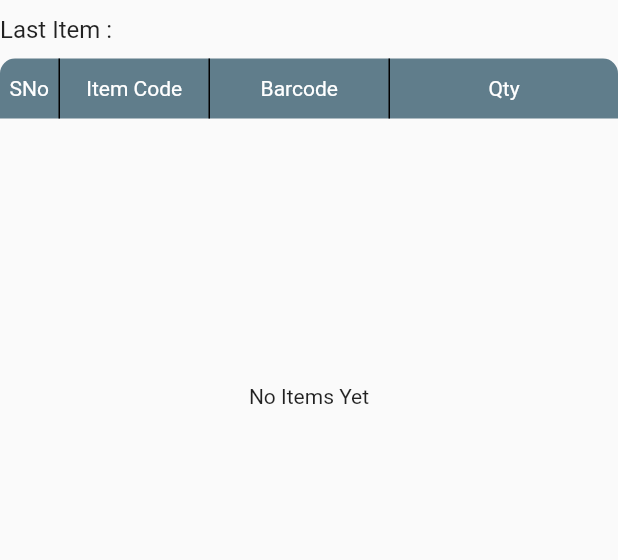
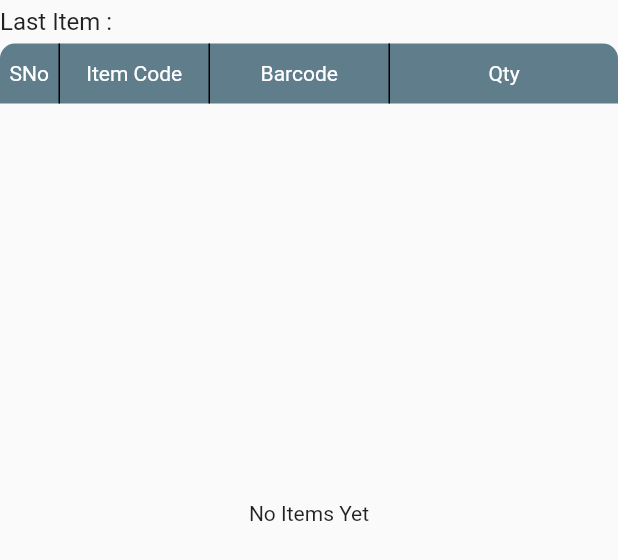
Before and after one commit to multiplexintl/g_count, a Flutter app: the CommonTableWdiget widget shown alone on an empty page, opened directly with empty values, on a phone screen of 412 x 824 dp. Shown: the top 560 px of the screen. Run offline on Flutter 3.47's test engine with Material 2 defaults, Android fonts, the phone set to English and light mode, and no system bars; our stand-ins replace audioplayers, buttons_tabbar, dartz, flutter_typeahead, get, icons_plus and 3 more; missing offline and left inert: global_configuration, one_clock, overlay_loading_progress, unique_identifier; accounts and stored records are empty.

Commit message:
report done

```diff
--- a/lib/pages/counting_page_view.dart
+++ b/lib/pages/counting_page_view.dart
@@ -146,7 +146,7 @@
           child: Container(
             padding: const EdgeInsets.all(8),
             decoration: BoxDecoration(
-              borderRadius: const BorderRadius.all(Radius.circular(15)),
+              borderRadius: const BorderRadius.all(Radius.circular(13)),
               color: Colors.deepOrange.shade100,
             ),
             height: 170,
@@ -422,7 +422,7 @@
           shape: BoxShape.rectangle,
           child: Container(
             decoration: BoxDecoration(
-              borderRadius: const BorderRadius.all(Radius.circular(15)),
+              borderRadius: const BorderRadius.all(Radius.circular(13)),
               color: Colors.amber.shade100,
             ),
             padding: const EdgeInsets.all(8),
@@ -690,7 +690,7 @@
     return SizedBox(
       width: double.infinity,
       child: Padding(
-        padding: const EdgeInsets.symmetric(vertical: 10),
+        padding: const EdgeInsets.symmetric(vertical: 5),
         child: Wrap(
           children: [
             if (countItem != null)
@@ -748,7 +748,7 @@
           child: Container(
             padding: const EdgeInsets.all(8),
             decoration: BoxDecoration(
-              borderRadius: const BorderRadius.all(Radius.circular(15)),
+              borderRadius: const BorderRadius.all(Radius.circular(13)),
               color: Colors.green.shade100,
             ),
             height: 120,
@@ -976,7 +976,8 @@
                 ),
                 if (con.scannedBarcodes.isEmpty)
                   const Expanded(child: Center(child: Text("No Items Yet"))),
-                Expanded(
+                SizedBox(
+                  height: 205,
                   child: ListView.builder(
                     itemCount: con.scannedBarcodes.length,
                     itemBuilder: (context, index) {
```
